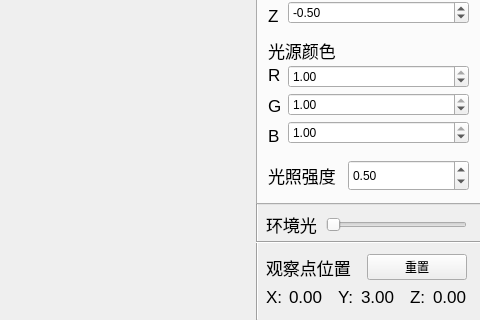
First picture: the form in src/interactive_rendering_tool.ui, repository QianHou/Interactive-Rendering-Tool, before the edit; both pictures show x 544 to 1024 and y 256 to 576 of the 1024 by 576 pixel window.
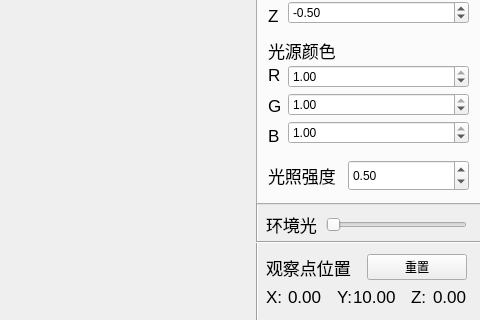
Second picture: the form after the edit.

Patch:
```diff
--- a/src/interactive_rendering_tool.ui
+++ b/src/interactive_rendering_tool.ui
@@ -139,7 +139,7 @@
            </font>
           </property>
           <property name="text">
-           <string>3.00</string>
+           <string>10.00</string>
           </property>
          </widget>
         </item>
```
